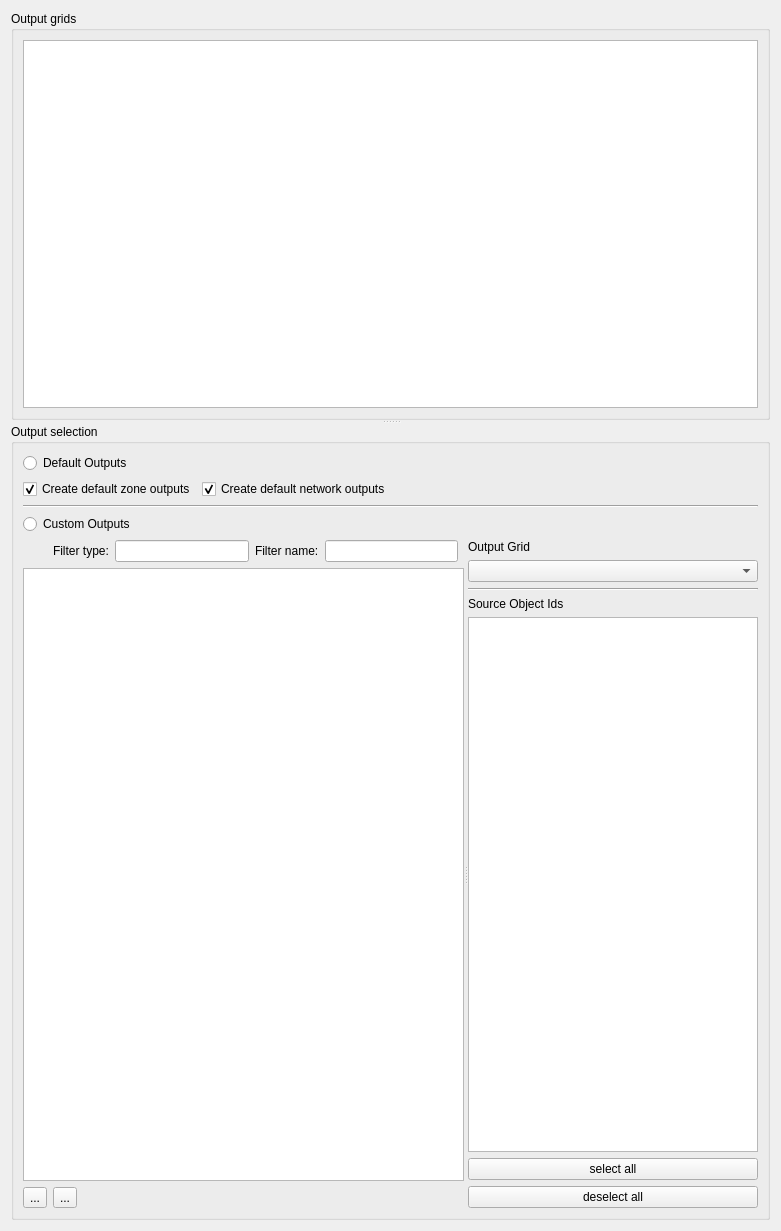
The window that SIM-VICUS/src/SVSimulationOutputOptions.ui (ghorwin/SIM-VICUS) describes before a commit, drawn with Qt 5.
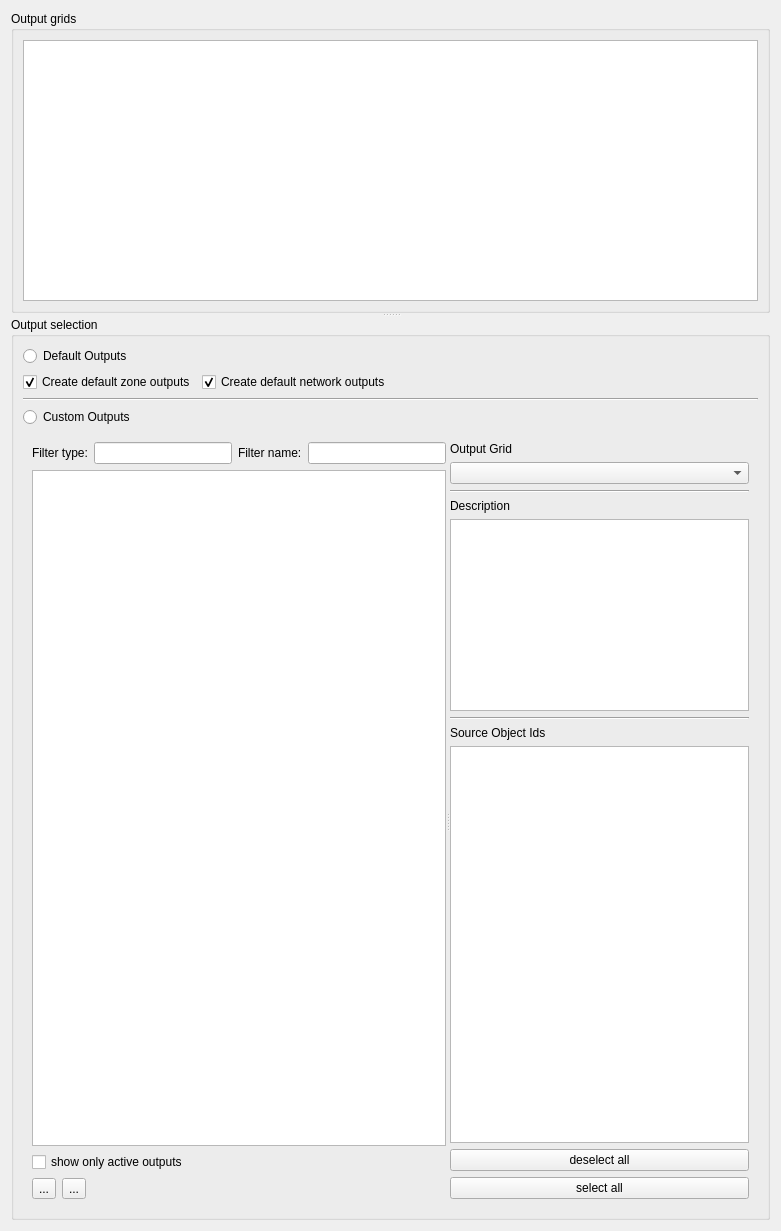
The same window after the commit. Icons and pictures are not drawn.

Commit message: Ui modified (added description in seperate text browser and more refinement)

The edit to the form file:
```diff
--- a/SIM-VICUS/src/SVSimulationOutputOptions.ui
+++ b/SIM-VICUS/src/SVSimulationOutputOptions.ui
@@ -37,7 +37,7 @@
       <property name="title">
        <string>Output selection</string>
       </property>
-      <layout class="QVBoxLayout" name="verticalLayout_3" stretch="0,0,0,0,1">
+      <layout class="QVBoxLayout" name="verticalLayout_3" stretch="0,0,0,0,0">
        <item>
         <widget class="QRadioButton" name="radioButtonDefault">
          <property name="text">
@@ -98,50 +98,51 @@
        </item>
        <item>
         <widget class="QWidget" name="widgetCustomOutputs" native="true">
-         <layout class="QGridLayout" name="gridLayout_3">
-          <property name="leftMargin">
-           <number>0</number>
-          </property>
-          <property name="topMargin">
-           <number>0</number>
-          </property>
-          <property name="rightMargin">
-           <number>0</number>
-          </property>
-          <property name="bottomMargin">
-           <number>0</number>
-          </property>
+         <layout class="QGridLayout" name="gridLayout_2">
           <item row="0" column="0">
            <widget class="QSplitter" name="splitter_2">
             <property name="orientation">
              <enum>Qt::Horizontal</enum>
             </property>
-            <widget class="QWidget" name="layoutWidget">
-             <layout class="QGridLayout" name="gridLayout_2">
-              <item row="0" column="1">
+            <widget class="QWidget" name="">
+             <layout class="QVBoxLayout" name="verticalLayout_4">
+              <item>
+               <layout class="QHBoxLayout" name="horizontalLayout_3">
+                <item>
                <widget class="QLabel" name="label">
                 <property name="text">
                  <string>Filter type:</string>
                 </property>
                </widget>
               </item>
-              <item row="0" column="3">
+                <item>
+                 <widget class="QLineEdit" name="lineEditType"/>
+                </item>
+                <item>
                <widget class="QLabel" name="label_3">
                 <property name="text">
                  <string>Filter name:</string>
                 </property>
                </widget>
               </item>
-              <item row="0" column="2">
-               <widget class="QLineEdit" name="lineEditType"/>
-              </item>
-              <item row="0" column="4">
+                <item>
                <widget class="QLineEdit" name="lineEditName"/>
               </item>
-              <item row="1" column="0" colspan="6">
+               </layout>
+              </item>
+              <item>
                <widget class="QTableView" name="tableViewOutputList"/>
               </item>
-              <item row="2" column="0">
+              <item>
+               <widget class="QCheckBox" name="checkBoxShowActive">
+                <property name="text">
+                 <string>show only active outputs</string>
+                </property>
+               </widget>
+              </item>
+              <item>
+               <layout class="QHBoxLayout" name="horizontalLayout_2">
+                <item>
                <widget class="QToolButton" name="toolButtonAddOutput">
                 <property name="text">
                  <string>...</string>
@@ -152,7 +153,7 @@
                 </property>
                </widget>
               </item>
-              <item row="2" column="1">
+                <item>
                <widget class="QToolButton" name="toolButtonRemoveOutput">
                 <property name="text">
                  <string>...</string>
@@ -163,10 +164,25 @@
                 </property>
                </widget>
               </item>
+                <item>
+                 <spacer name="horizontalSpacer_2">
+                  <property name="orientation">
+                   <enum>Qt::Horizontal</enum>
+                  </property>
+                  <property name="sizeHint" stdset="0">
+                   <size>
+                    <width>40</width>
+                    <height>20</height>
+                   </size>
+                  </property>
+                 </spacer>
+                </item>
+               </layout>
+              </item>
              </layout>
             </widget>
-            <widget class="QWidget" name="layoutWidget">
-             <layout class="QVBoxLayout" name="verticalLayout">
+            <widget class="QWidget" name="">
+             <layout class="QVBoxLayout" name="verticalLayout" stretch="0,0,0,0,0,0,1">
               <item>
                <widget class="QLabel" name="label_2">
                 <property name="text">
@@ -185,6 +201,56 @@
                </widget>
               </item>
               <item>
+               <widget class="QLabel" name="label_4">
+                <property name="text">
+                 <string>Description</string>
+                </property>
+               </widget>
+              </item>
+              <item>
+               <widget class="QTextBrowser" name="textBrowserDescription">
+                <property name="sizePolicy">
+                 <sizepolicy hsizetype="Expanding" vsizetype="Expanding">
+                  <horstretch>0</horstretch>
+                  <verstretch>0</verstretch>
+                 </sizepolicy>
+                </property>
+                <property name="font">
+                 <font>
+                  <italic>true</italic>
+                 </font>
+                </property>
+               </widget>
+              </item>
+              <item>
+               <widget class="Line" name="line_3">
+                <property name="orientation">
+                 <enum>Qt::Horizontal</enum>
+                </property>
+               </widget>
+              </item>
+              <item>
+               <widget class="QWidget" name="widgetSource" native="true">
+                <property name="sizePolicy">
+                 <sizepolicy hsizetype="Preferred" vsizetype="Expanding">
+                  <horstretch>0</horstretch>
+                  <verstretch>0</verstretch>
+                 </sizepolicy>
+                </property>
+                <layout class="QVBoxLayout" name="verticalLayout_5">
+                 <property name="leftMargin">
+                  <number>0</number>
+                 </property>
+                 <property name="topMargin">
+                  <number>0</number>
+                 </property>
+                 <property name="rightMargin">
+                  <number>0</number>
+                 </property>
+                 <property name="bottomMargin">
+                  <number>0</number>
+                 </property>
+                 <item>
                <widget class="QLabel" name="labelSourceObjects">
                 <property name="text">
                  <string>Source Object Ids</string>
@@ -194,18 +260,21 @@
               <item>
                <widget class="QTableWidget" name="tableWidgetSourceObjectIds"/>
               </item>
-              <item>
-               <widget class="QPushButton" name="pushButtonAllSources">
-                <property name="text">
-                 <string>select all</string>
-                </property>
-               </widget>
-              </item>
               <item>
                <widget class="QPushButton" name="pushButtonAllSourcesDeselected">
                 <property name="text">
                  <string>deselect all</string>
                 </property>
+                  </widget>
+                 </item>
+                 <item>
+                  <widget class="QPushButton" name="pushButtonAllSources">
+                   <property name="text">
+                    <string>select all</string>
+                   </property>
+                  </widget>
+                 </item>
+                </layout>
                </widget>
               </item>
              </layout>
```
Lines whose indentation alone changed are shown as unchanged.
